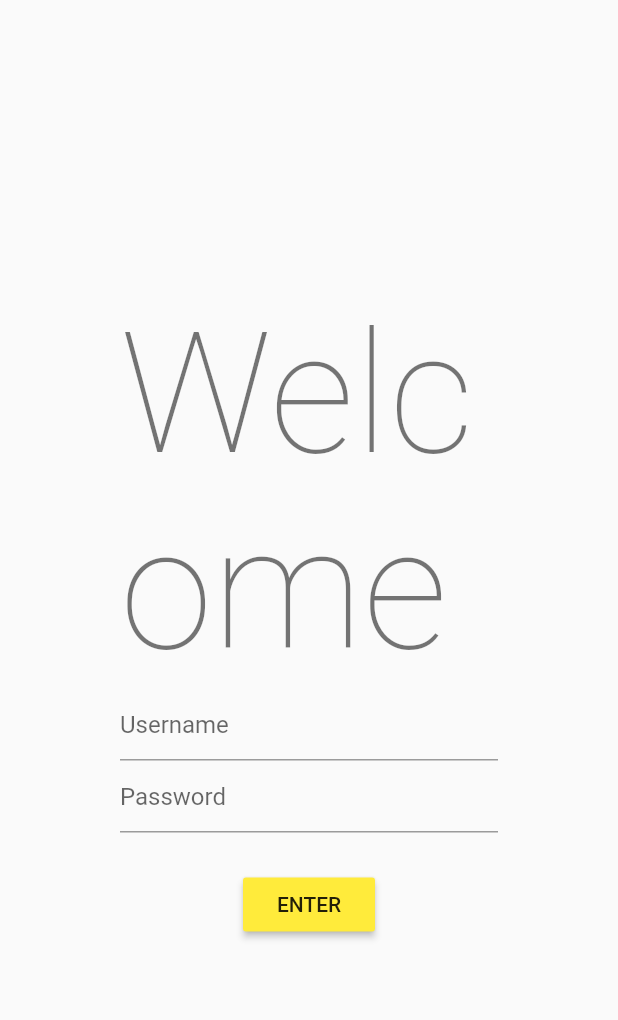
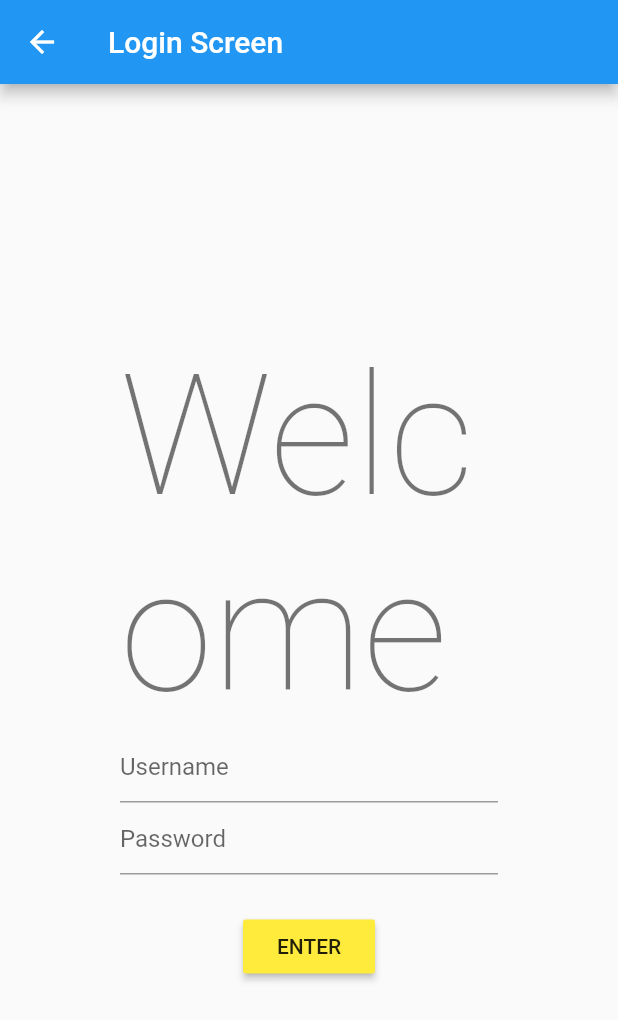
Before and after one commit to tkugimot/cookbooks_tkugimot, a Flutter app: the screen it shows after launch, after a tap on "Login", on a phone screen of 412 x 824 dp. Shown: the top 1020 px of the screen. Run offline on Flutter 3.47's test engine with Material 2 defaults, Android fonts, the phone set to English and light mode, and no system bars.

Commit message:
Add back button navigation

```diff
--- a/lib/screens/HomeScreen.dart
+++ b/lib/screens/HomeScreen.dart
@@ -1,3 +1,4 @@
+import 'package:cookbooks_tkugimot/common/OriginalAppBar.dart';
 import 'package:cookbooks_tkugimot/screens/GridListScreen.dart';
 import 'package:cookbooks_tkugimot/screens/LoginScreen.dart';
 import 'package:flutter/cupertino.dart';
@@ -9,7 +10,10 @@ class HomeScreen extends StatelessWidget {
     final String title = "Home Screen";
     return Scaffold(
       appBar: AppBar(
-        title: Text(title),
+        title: new Text(
+          title,
+          style: new TextStyle(color: Colors.white),
+        ),
       ),
       body: ListView(
         children: <Widget>[
--- a/lib/screens/LoginScreen.dart
+++ b/lib/screens/LoginScreen.dart
@@ -4,7 +4,20 @@ import 'package:flutter/material.dart';
 class LoginScreen extends StatelessWidget {
   @override
   Widget build(BuildContext context) {
+    final String title = "Login Screen";
     return Scaffold(
+      appBar: AppBar(
+        title: new Text(
+          title,
+          style: new TextStyle(color: Colors.white),
+        ),
+        leading: new IconButton(
+          icon: new Icon(Icons.arrow_back),
+          onPressed: () {
+            Navigator.pop(context);
+          },
+        ),
+      ),
       body: Center(
         child: Container(
           padding: EdgeInsets.all(80.0),
```
Also changed, not shown: lib/common/OriginalAppBar.dart (added, +20 -0 lines), lib/screens/GridListScreen.dart (+11 -2 lines).
